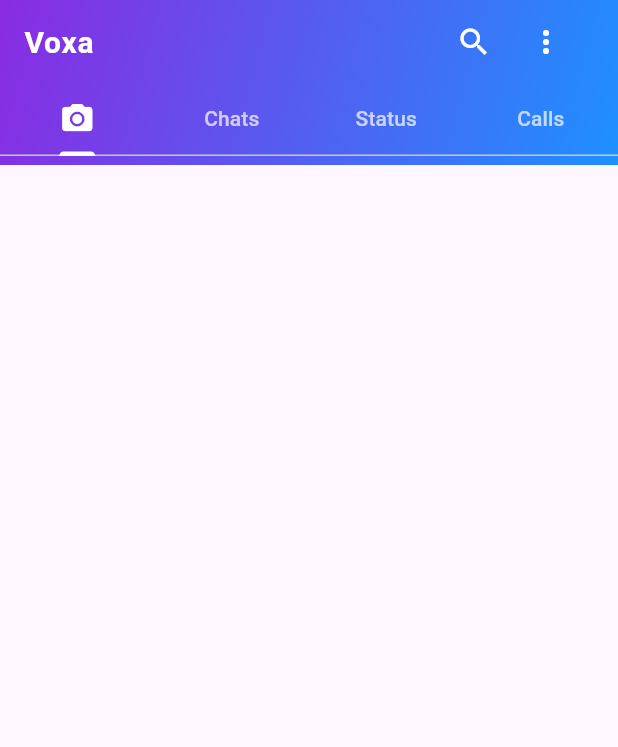
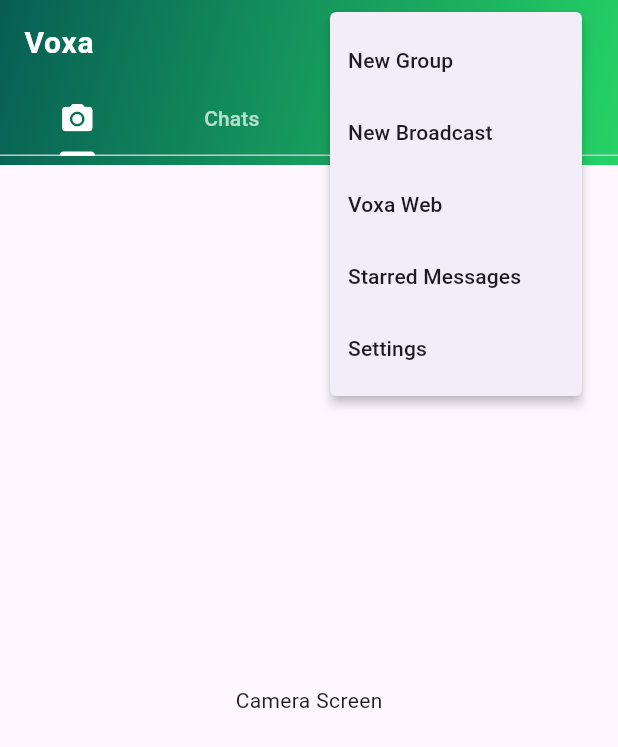
Before and after one commit to San2021331091/voxa-social-chat-app, a Flutter app: the screen it shows after launch, after a tap on the "more vert" icon, on a phone screen of 412 x 824 dp. Shown: the top 747 px of the screen. Run offline on Flutter 3.47's test engine with Material 3 defaults, Android fonts, the phone set to English and light mode, and no system bars.

```diff
--- a/frontend/voxa/lib/screens/homescreen.dart
+++ b/frontend/voxa/lib/screens/homescreen.dart
@@ -1,4 +1,5 @@
 import 'package:flutter/material.dart';
+import 'package:voxa/pages/ChatPage.dart';
 
 // HomeScreen widget with TabBar and AppBar
 class HomeScreen extends StatefulWidget {
@@ -11,7 +12,7 @@ class HomeScreen extends StatefulWidget {
 // State class for HomeScreen
 class HomeScreenState extends State<HomeScreen>
     with SingleTickerProviderStateMixin {
-  late TabController tabController;
+    late TabController tabController;
 
   @override
   void initState() {
@@ -34,8 +35,8 @@ class HomeScreenState extends State<HomeScreen>
           decoration: const BoxDecoration(
             gradient: LinearGradient(
               colors: [
-                Color(0xFF8A2BE2), // violet
-                Color(0xFF1E90FF), // blue
+                   Color(0xFF075E54), // deep teal green
+                   Color(0xFF25D366), // modern light green
               ],
               begin: Alignment.topLeft,
               end: Alignment.bottomRight,
@@ -61,10 +62,24 @@ class HomeScreenState extends State<HomeScreen>
                         icon: const Icon(Icons.search, color: Colors.white),
                         onPressed: () {},
                       ),
-                      IconButton(
-                        icon: const Icon(Icons.more_vert, color: Colors.white),
-                        onPressed: () {},
-                      ),
+                      PopupMenuButton<String>(
+
+                        onSelected: (value) => print(value)
+
+                        ,itemBuilder: (BuildContext context) => [
+
+                       PopupMenuItem(value: "New Group",child: const Text("New Group")),
+
+                       PopupMenuItem(value: "New Broadcast",child: const Text("New Broadcast")),
+
+                       PopupMenuItem(value: "Voxa Web",child: const Text("Voxa Web")),
+
+                       PopupMenuItem(value: "Starred Messages",child: const Text("Starred Messages")),
+
+                       PopupMenuItem(value: "Settings",child: const Text("Settings")),
+
+                      ])
+
                     ],
                   ),
                 ),
@@ -83,9 +98,20 @@ class HomeScreenState extends State<HomeScreen>
                   ],
                 ),
               ],
+
             ),
+
           ),
         ),
+      ),
+      body: TabBarView(
+        controller: tabController,
+        children:  [
+          Center(child: Text("Camera Screen")),
+          ChatPage(),
+          Center(child: Text("Status Screen")),
+          Center(child: Text("Calls Screen")),
+        ],
       ),
     );
   }
```
Also changed, not shown: frontend/voxa/lib/pages/ChatPage.dart (added, +20 -0 lines).
